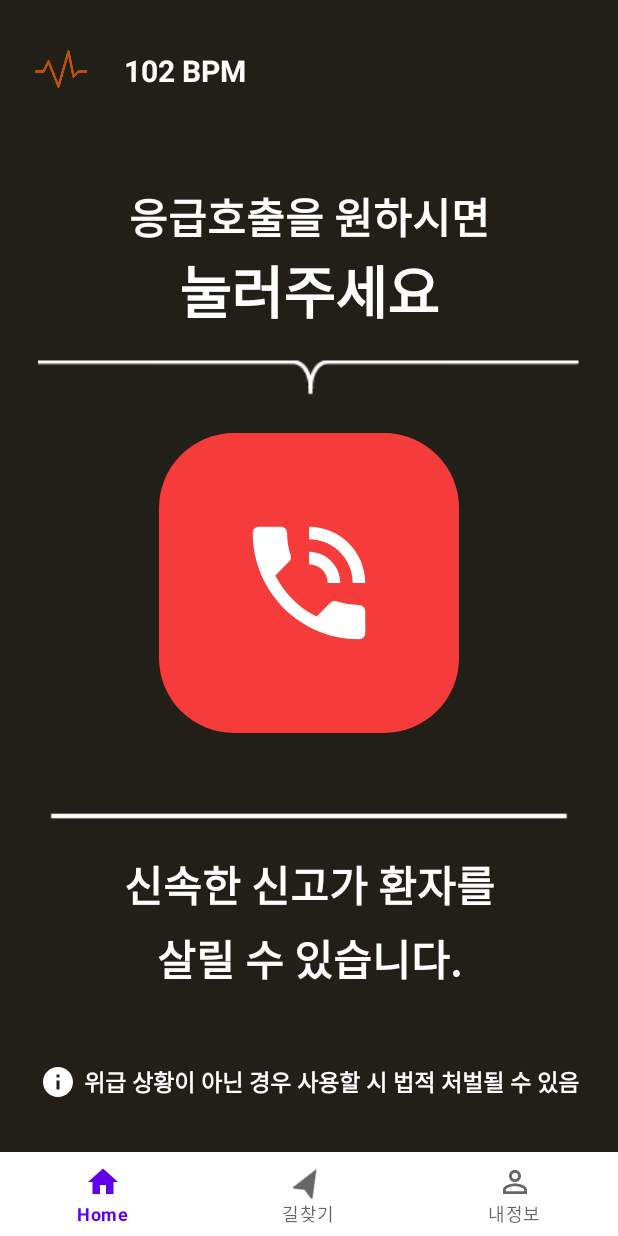
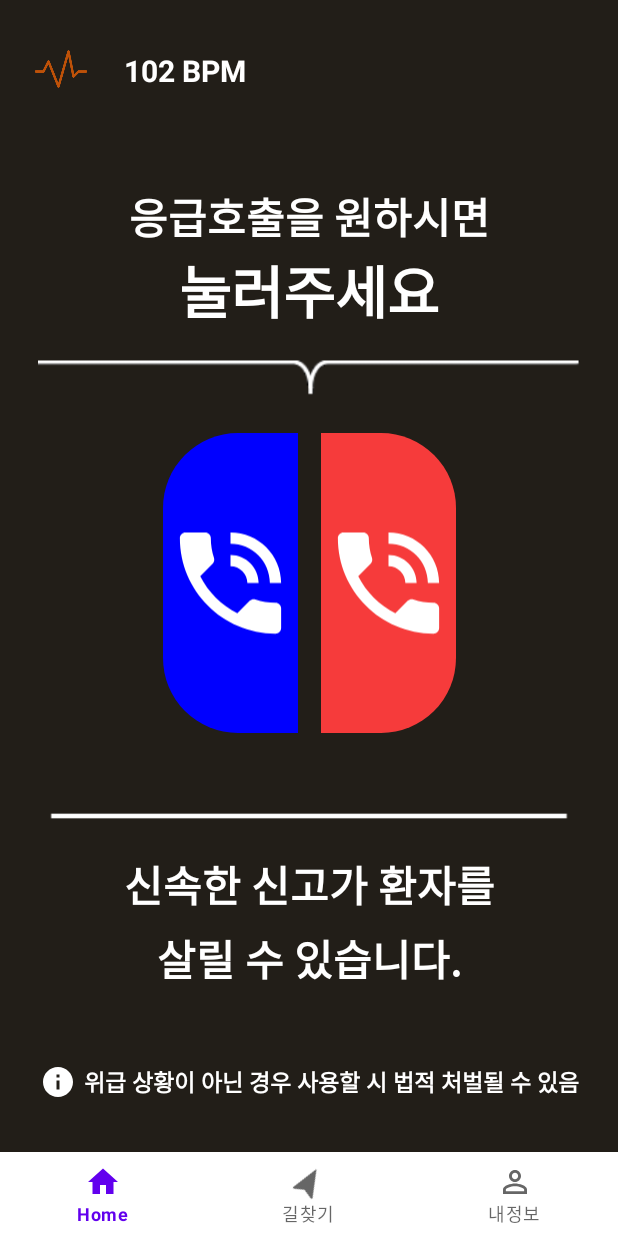
Before and after one commit to NCS-IMS/Android_User, an Android app: the HomeFragment screen opened directly, with no data from a screen before it, on a phone screen of 412 x 824 dp. Run offline under Robolectric (Android 15) with nearby library versions, the phone set to English and light mode, and no system bars; our stand-ins replace data binding, navigation-ui; libraries missing offline, so code that uses them is left out: com.pddstudio.preferences; 11 statements that could not run were skipped.

Commit message:
Call button Update

```diff
--- /dev/null
+++ b/app/src/main/java/com/ncs/imsUser/HTTPManager/DTOManager/PubicDTO.kt
@@ -0,0 +1,5 @@
+package com.ncs.imsUser.HTTPManager.DTOManager
+
+data class PubicDTO(
+    var message : String
+)
--- a/app/src/main/java/com/ncs/imsUser/HTTPManager/RetrofitInterface.kt
+++ b/app/src/main/java/com/ncs/imsUser/HTTPManager/RetrofitInterface.kt
@@ -1,5 +1,6 @@
 package com.ncs.imsUser.HTTPManager
 
+import com.ncs.imsUser.HTTPManager.DTOManager.PubicDTO
 import com.ncs.imsUser.HTTPManager.DTOManager.UserDTO
 import retrofit2.Call
 import retrofit2.http.*
@@ -12,4 +13,6 @@ interface RetrofitInterface{
     @PATCH("/user/update")
     fun updateUserInfo(@Body data: HashMap<String, String>): Call<UserDTO>
 
+    @POST("/emergency")
+    fun sendMyEmergency(@Body data: HashMap<String, String>): Call<PubicDTO>
 }
--- a/app/src/main/java/com/ncs/imsUser/HTTPManager/Tools.kt
+++ b/app/src/main/java/com/ncs/imsUser/HTTPManager/Tools.kt
@@ -1,5 +1,6 @@
 package com.ncs.imsUser.HTTPManager
 
 data class Tools(
-    var BASE_URL : String = "http://conative.myds.me:43042"
+    var MAIN_URL : String = "http://conative.myds.me:43042",
+    var EMERGENCY_URL : String = "http://conative.myds.me:43043"
 )
--- a/app/src/main/java/com/ncs/imsUser/ui/home/HomeFragment.kt
+++ b/app/src/main/java/com/ncs/imsUser/ui/home/HomeFragment.kt
@@ -55,8 +55,8 @@ class HomeFragment : Fragment(), View.OnClickListener, View.OnLongClickListener{
                 isMe = true
                 var sympDialog = SymptomDialog(requireContext(), object:SymptomDialog.SymptomDialogListener{
                     override fun clickItem(state: String) {
-                        Log.e("hello", state)
-
+                        var gps = getMylocation.getLocation(requireContext())
+                        homeViewModel.myEmergencyCall(state, isMe, gps)
                     }
                 })
                 sympDialog.show(childFragmentManager, sympDialog.tag)
--- a/app/src/main/java/com/ncs/imsUser/ui/home/HomeViewModel.kt
+++ b/app/src/main/java/com/ncs/imsUser/ui/home/HomeViewModel.kt
@@ -1,23 +1,62 @@
 package com.ncs.imsUser.ui.home
 
 import android.app.Application
+import android.util.Log
 import android.widget.Toast
 import androidx.lifecycle.AndroidViewModel
 import androidx.lifecycle.LiveData
 import androidx.lifecycle.MutableLiveData
 import androidx.lifecycle.ViewModel
+import com.google.gson.GsonBuilder
 import com.ncs.imsUser.Dialog.SymptomDialogManager.SymptomDialog
+import com.ncs.imsUser.HTTPManager.DTOManager.PubicDTO
+import com.ncs.imsUser.HTTPManager.DTOManager.UserDTO
+import com.ncs.imsUser.HTTPManager.RetrofitInterface
+import com.ncs.imsUser.HTTPManager.Tools
+import com.ncs.imsUser.SaveDataManager.UserInfoData
+import retrofit2.Call
+import retrofit2.Callback
+import retrofit2.Response
+import retrofit2.Retrofit
+import retrofit2.converter.gson.GsonConverterFactory
+import retrofit2.converter.scalars.ScalarsConverterFactory
 
 class HomeViewModel(application: Application) : AndroidViewModel(application) {
 
     var mApplication = application
+    var userInfoData = UserInfoData(mApplication)
+    var gson = GsonBuilder()
+        .setLenient()
+        .create()
 
-    /*private val _text = MutableLiveData<String>().apply {
-        value = "This is home Fragment"
-    }
-    val text: LiveData<String> = _text*/
+    var retrofit = Retrofit.Builder()
+        .baseUrl(Tools().EMERGENCY_URL)
+        .addConverterFactory(ScalarsConverterFactory.create())
+        .addConverterFactory(GsonConverterFactory.create(gson))
+        .build()
 
-    fun onClickButton(){
+    var service: RetrofitInterface = retrofit.create(RetrofitInterface::class.java)
 
+    fun myEmergencyCall(state : String, isMe: Boolean, gps : HashMap<String, Double>){
+
+        var info = hashMapOf<String, String>(
+            "kakaoId" to userInfoData.getUserData().get("USER_ID").toString(),
+            "state" to state,
+            "is_self" to if(isMe) "1" else "0",
+            "latitude" to gps["latitude"].toString(),
+            "longitude" to gps["longitude"].toString(),
+            "medicine" to userInfoData.getUserData().get("MEDICINE").toString(),
+            "anamnesis" to userInfoData.getUserData().get("HISTORY").toString()
+        )
+        service.sendMyEmergency(info).enqueue(object : Callback<PubicDTO>{
+            override fun onResponse(call: Call<PubicDTO>, response: Response<PubicDTO>) {
+                Log.d("Insert State : ", response.body()!!.message)
+            }
+
+            override fun onFailure(call: Call<PubicDTO>, t: Throwable) {
+                Log.d("error", t.message.toString())
+            }
+
+        })
     }
 }
--- a/app/src/main/java/com/ncs/imsUser/ui/notifications/MypageViewModel.kt
+++ b/app/src/main/java/com/ncs/imsUser/ui/notifications/MypageViewModel.kt
@@ -31,7 +31,7 @@ class MypageViewModel(application: Application) : AndroidViewModel(application)
             .create()
 
     var retrofit = Retrofit.Builder()
-            .baseUrl(Tools().BASE_URL)
+            .baseUrl(Tools().MAIN_URL)
             .addConverterFactory(ScalarsConverterFactory.create())
             .addConverterFactory(GsonConverterFactory.create(gson))
             .build()
@@ -65,7 +65,6 @@ class MypageViewModel(application: Application) : AndroidViewModel(application)
                 Log.d("error", t.message.toString())
                 progressDialog.dismiss()
             }
-
         })
     }
 
--- a/app/src/main/res/drawable/call_border.xml
+++ b/app/src/main/res/drawable/call_border_left.xml
@@ -2,8 +2,10 @@
 <layer-list xmlns:android="http://schemas.android.com/apk/res/android">
     <item>
         <shape android:shape="rectangle" >
-            <solid android:color="@color/btnRed" />
-            <corners android:radius="50dp"/>
+            <solid android:color="@color/btnBlue" />
+            <corners
+                android:bottomLeftRadius="50dp"
+                android:topLeftRadius="50dp"/>
         </shape>
     </item>
 </layer-list>
--- /dev/null
+++ b/app/src/main/res/drawable/call_border_right.xml
@@ -0,0 +1,11 @@
+<?xml version="1.0" encoding="utf-8"?>
+<layer-list xmlns:android="http://schemas.android.com/apk/res/android">
+    <item>
+        <shape android:shape="rectangle" >
+            <solid android:color="@color/btnRed" />
+            <corners
+                android:bottomRightRadius="50dp"
+                android:topRightRadius="50dp"/>
+        </shape>
+    </item>
+</layer-list>
--- a/app/src/main/res/layout/fragment_home.xml
+++ b/app/src/main/res/layout/fragment_home.xml
@@ -94,6 +94,20 @@
             android:orientation="horizontal"
             app:layout_constraintGuide_percent="0.89"/>
 
+        <androidx.constraintlayout.widget.Guideline
+            android:id="@+id/home_guidline12"
+            android:layout_width="wrap_content"
+            android:layout_height="wrap_content"
+            android:orientation="vertical"
+            app:layout_constraintGuide_percent="0.25"/>
+
+        <androidx.constraintlayout.widget.Guideline
+            android:id="@+id/home_guidline13"
+            android:layout_width="wrap_content"
+            android:layout_height="wrap_content"
+            android:orientation="vertical"
+            app:layout_constraintGuide_percent="0.75"/>
+
         <ImageView
             android:layout_width="40dp"
             android:layout_height="40dp"
@@ -147,14 +161,27 @@
 
         <ImageView
             android:id="@+id/call_btn"
-            android:layout_width="wrap_content"
+            android:layout_width="90dp"
             android:layout_height="wrap_content"
             android:src="@drawable/call_user"
-            android:padding="50dp"
-            android:background="@drawable/call_border"
+            android:paddingTop="50dp"
+            android:paddingBottom="50dp"
+            android:layout_marginLeft="5dp"
+            android:background="@drawable/call_border_left"
             app:layout_constraintTop_toBottomOf="@id/home_guidline7"
-            app:layout_constraintStart_toStartOf="parent"
-            app:layout_constraintEnd_toEndOf="parent"/>
+            app:layout_constraintStart_toStartOf="@id/home_guidline12"/>
+
+        <ImageView
+            android:id="@+id/call_btn2"
+            android:layout_width="90dp"
+            android:layout_height="wrap_content"
+            android:src="@drawable/call_user"
+            android:paddingTop="50dp"
+            android:paddingBottom="50dp"
+            android:layout_marginRight="5dp"
+            android:background="@drawable/call_border_right"
+            app:layout_constraintTop_toBottomOf="@id/home_guidline7"
+            app:layout_constraintEnd_toStartOf="@id/home_guidline13"/>
 
         <ImageView
             android:layout_width="match_parent"
--- a/app/src/main/res/values/colors.xml
+++ b/app/src/main/res/values/colors.xml
@@ -9,6 +9,7 @@
     <color name="white">#FFFFFFFF</color>
     <color name="backColor">#221e18</color>
     <color name="btnRed">#F63B3B</color>
+    <color name="btnBlue">#0000FF</color>
     <color name="sepLine">#221E18</color>
     <color name="editcolor">#EDEDED</color>
 
```
